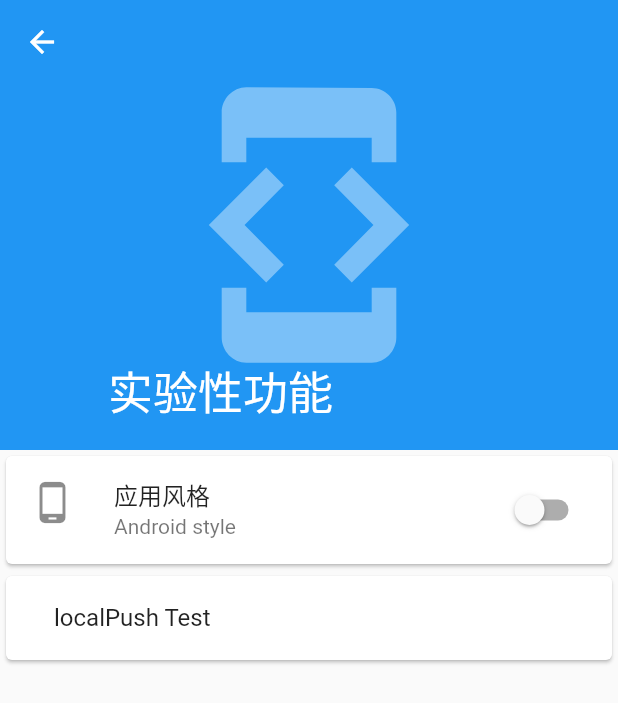
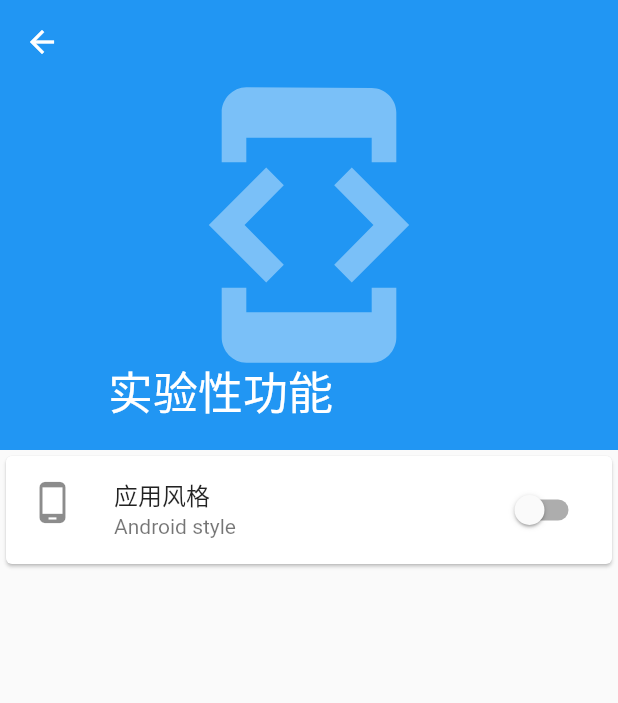
Before and after one commit to laiiihz/firenote, a Flutter app: the SettingsPage screen opened directly, after a tap on "实验性功能", on a phone screen of 412 x 824 dp. Shown: the top 703 px of the screen. Run offline on Flutter 3.47's test engine with Material 2 defaults, Android fonts, the light colour scheme and no system bars; our stand-ins replace shared_preferences, sqflite; missing offline and left inert: jpush_flutter; accounts and stored records are empty.

Commit message:
delete some trash

```diff
--- a/lib/Edit/StandardEditor.dart
+++ b/lib/Edit/StandardEditor.dart
@@ -190,7 +190,6 @@ class _StandardEditorState extends State<StandardEditorPage> {
               var databasePath = await getDatabasesPath();
               var me =
                   _noteProvider.open(Path.join(databasePath, 'app-0-1.db'));
-              List<FireNote> notes = [];
               FireNote fireNote = FireNote();
               insertOp() async {
                 fireNote.text = _textController.text;
--- a/lib/menu/DeveloperMode.dart
+++ b/lib/menu/DeveloperMode.dart
@@ -2,7 +2,6 @@ import 'package:flutter/material.dart';
 import 'package:scoped_model/scoped_model.dart';
 import 'package:firenote/model/appModel.dart';
 import 'package:shared_preferences/shared_preferences.dart';
-import 'JPushTest.dart';
 class DeveloperModePage extends StatefulWidget {
   @override
   State<StatefulWidget> createState() => _DeveloperModeState();
@@ -61,14 +60,6 @@ class _DeveloperModeState extends State<DeveloperModePage> {
                         ),
                       ),
                     ),
-                    Card(
-                      child: MaterialButton(
-                        onPressed: ()=>Navigator.push(context, MaterialPageRoute(builder: (context)=>JPushTestPage())),
-                        child: ListTile(
-                          title: Text('localPush Test'),
-                        ),
-                      ),
-                    ),
                   ],
                 ),
               ),
--- a/lib/menu/Settings.dart
+++ b/lib/menu/Settings.dart
@@ -5,7 +5,6 @@ import 'package:firenote/menu/SettingsColor.dart';
 import 'DeveloperMode.dart';
 import 'package:shared_preferences/shared_preferences.dart';
 
-import 'TestPage.dart';
 class SettingsPage extends StatefulWidget {
   @override
   State<StatefulWidget> createState() => _SettingsState();
@@ -115,22 +114,6 @@ class _SettingsState extends State<SettingsPage> {
                   },
                 ),
               ),
-              Card(
-                child: MaterialButton(
-                  child: ListTile(
-                    leading: Icon(Icons.tag_faces),
-                    title: Text('FOR TEST ONLY'),
-                  ),
-                  onPressed: () {
-                    Navigator.push(
-                        context,
-                        new MaterialPageRoute(
-                            builder: (context) => new TestPagePage()));
-                  },
-                ),
-              ),
-
-
             ],
           ),
         );
```
Also changed, not shown: lib/Database/MainDatabase.dart (+2 -9 lines), lib/menu/JPushTest.dart (deleted, +0 -56 lines), lib/menu/TestPage.dart (deleted, +0 -39 lines).
